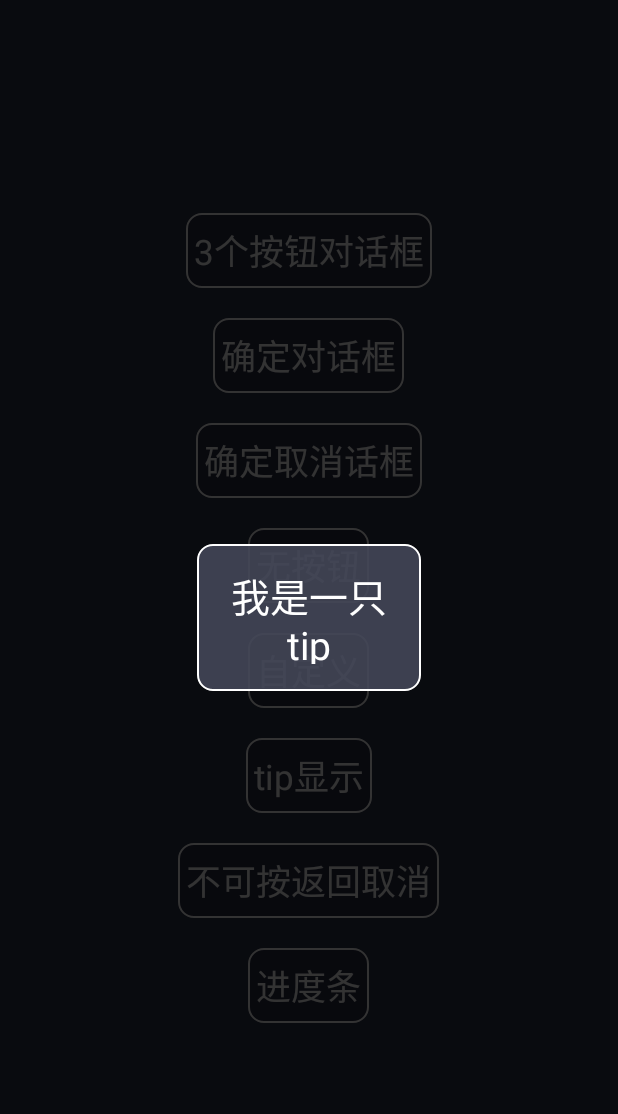
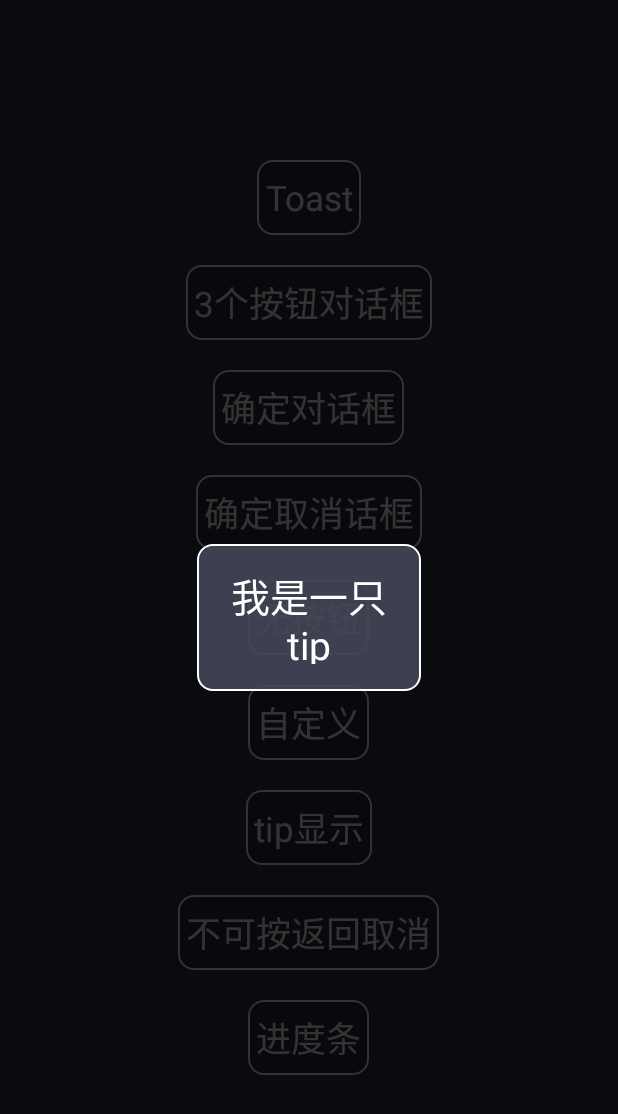
Before and after one commit to sundahao/custom-tv, an Android app: the screen it shows after launch (MainActivity), after a tap on "tip显示", on a phone screen of 412 x 824 dp. Shown: the top 1114 px of the screen. Run offline under Robolectric (Android 15) with nearby library versions, the phone set to English and light mode, and no system bars.

Commit message:
[IMP]修改对话框toast

```diff
--- a/lib/src/main/java/com/qgd/commons/tv/widget/TvDialog.java
+++ b/lib/src/main/java/com/qgd/commons/tv/widget/TvDialog.java
@@ -7,6 +7,7 @@ import android.graphics.Color;
 import android.graphics.drawable.Drawable;
 import android.os.Bundle;
 import android.os.CountDownTimer;
+import android.view.LayoutInflater;
 import android.view.View;
 import android.view.ViewGroup;
 import android.view.WindowManager;
@@ -78,12 +79,12 @@ public class TvDialog extends Dialog implements DialogInterface {
 
     private Context mContext;
 
-    private int mHeight=220;
-    private int mWidth=450;
+    private int mHeight = 220;
+    private int mWidth = 450;
 
-    WindowManager.LayoutParams params ;
+    WindowManager.LayoutParams params;
 
-    private  boolean isButtonFocus=true;
+    private boolean isButtonFocus = true;
 
     public TvDialog(Context context) {
         super(context);
@@ -99,15 +100,15 @@ public class TvDialog extends Dialog implements DialogInterface {
     @Override
     protected void onCreate(Bundle savedInstanceState) {
         super.onCreate(savedInstanceState);
-        params = getWindow().getAttributes();
-        params.height = ViewGroup.LayoutParams.MATCH_PARENT;
-        params.width = ViewGroup.LayoutParams.MATCH_PARENT;
-        params.width = DimensionConvert.px2dip(getContext(), mWidth );
-        params.height = DimensionConvert.px2dip(getContext(), mHeight);
-        params.dimAmount=0.8f;
-        getWindow().setAttributes((WindowManager.LayoutParams) params);
-        getWindow().addFlags(WindowManager.LayoutParams.FLAG_DIM_BEHIND);
-
+        if (params == null) {
+            params = getWindow().getAttributes();
+            params.height = ViewGroup.LayoutParams.MATCH_PARENT;
+            params.width = ViewGroup.LayoutParams.MATCH_PARENT;
+            params.width = DimensionConvert.px2dip(getContext(), mWidth);
+            params.height = DimensionConvert.px2dip(getContext(), mHeight);
+        }
+        //params.dimAmount = 0.8f;
+        //getWindow().addFlags(WindowManager.LayoutParams.FLAG_DIM_BEHIND);
 
 
     }
@@ -118,9 +119,9 @@ public class TvDialog extends Dialog implements DialogInterface {
     }
 
 
-    public void setSize(int width,int height){
-        mWidth=width;
-        mHeight=height;
+    public void setSize(int width, int height) {
+        mWidth = width;
+        mHeight = height;
     }
 
     public static TvDialog createDefaultDialog(Context context) {
@@ -133,9 +134,10 @@ public class TvDialog extends Dialog implements DialogInterface {
         return createDefaultDialog(context);
     }
 
-    public static TvDialog createDialog(Context context,String message) {
-        return createDialog(context,"提示",message);
+    public static TvDialog createDialog(Context context, String message) {
+        return createDialog(context, "提示", message);
     }
+
     public static TvDialog createDialog(Context context, String title, String message) {
         TvDialog dialog = getInstance(context);
         dialog.setCustomView(R.layout.normal_view, context);
@@ -203,7 +205,6 @@ public class TvDialog extends Dialog implements DialogInterface {
         TvDialog dialog = getInstance(context);
         dialog.hideTop();
         dialog.setCustomView(R.layout.tip_view, context);
-
         dialog.withMessage(message);
         return dialog;
     }
@@ -220,22 +221,51 @@ public class TvDialog extends Dialog implements DialogInterface {
     public static final int SHORT_DELAY = 2000; // 2 seconds
 
     public static TvDialog createToastDialog(Context context, String message) {
-        return createTipDialog(context, message, SHORT_DELAY);
+        TvDialog dialog = createToastDialog(context, message, SHORT_DELAY);
+        return dialog;
     }
 
-    public static TvDialog createToastDialog(Context context, String message, int duration) {
-        return createTipDialog(context, message, duration);
-    }
 
     public static TvDialog createToastDialog(Context context, int message) {
-        TvDialog dialog=createTipDialog(context, getString(context, message), SHORT_DELAY);
+        TvDialog dialog = createToastDialog(context, getString(context, message), SHORT_DELAY);
 
         return dialog;
     }
 
     public static TvDialog createToastDialog(Context context, int message, int duration) {
-        return createTipDialog(context, getString(context, message), duration);
+        return createToastDialog(context, getString(context, message), duration);
     }
+
+
+    public static TvDialog createToastDialog(Context context, String message, int timeOut) {
+        final TvDialog dialog = new TvDialog(context, R.style.dialog_tip);
+
+        dialog.params = dialog.getWindow().getAttributes();
+
+        dialog.hideTop();
+        dialog.setCustomView(R.layout.toast_view, context);
+        dialog.withMessage(message);
+
+        dialog.params.height = DimensionConvert.px2dip(context, 50);
+        dialog.params.width = DimensionConvert.px2dip(context, message.length() * 30);
+        dialog.getWindow().setAttributes(dialog.params);
+
+
+        CountDownTimer timer = new CountDownTimer(timeOut, 1000) {
+            @Override
+            public void onTick(long l) {
+
+            }
+
+            @Override
+            public void onFinish() {
+                dialog.dismiss();
+            }
+        };
+        dialog.setCountDownTimer(timer);
+        return dialog;
+    }
+
 
     public static TvDialog createTipDialog(Context context, String message, int timeOut) {
         final TvDialog dialog = createTipDialog(context, message);
@@ -259,8 +289,8 @@ public class TvDialog extends Dialog implements DialogInterface {
     }
 
     private void init(Context context) {
-        mContext=context;
-        mDialogView = View.inflate(context, R.layout.dialog_layout, null);
+        mContext = context;
+        mDialogView = LayoutInflater.from(context).inflate(R.layout.dialog_layout, null, false);
 
         mLinearLayoutView = (LinearLayout) mDialogView.findViewById(R.id.parentPanel);
         mRelativeLayoutView = (RelativeLayout) mDialogView.findViewById(R.id.main);
@@ -316,10 +346,11 @@ public class TvDialog extends Dialog implements DialogInterface {
         mLinearLayoutView.setBackgroundColor(Color.parseColor(defDialogColor));
     }
 
-    public void setButtonFocusable(boolean b){
-        isButtonFocus=b;
+    public void setButtonFocusable(boolean b) {
+        isButtonFocus = b;
     }
-    public boolean getButtonFocusable(){
+
+    public boolean getButtonFocusable() {
         return isButtonFocus;
     }
 
@@ -333,9 +364,10 @@ public class TvDialog extends Dialog implements DialogInterface {
         return this;
     }
 
-    public TvDialog withTitle(int title){
-        return withTitle( mContext.getString(title) );
+    public TvDialog withTitle(int title) {
+        return withTitle(mContext.getString(title));
     }
+
     public TvDialog withTitle(CharSequence title) {
         toggleView(mLinearLayoutTopView, title);
         mTitle.setText(title);
@@ -421,17 +453,18 @@ public class TvDialog extends Dialog implements DialogInterface {
         return this;
     }
 
-    public TvDialog withButton2Text(int text){
-        return withButton2Text( mContext.getString(text) );
+    public TvDialog withButton2Text(int text) {
+        return withButton2Text(mContext.getString(text));
     }
 
-    public TvDialog withButton1Text(int text){
-        return withButton1Text( mContext.getString(text) );
+    public TvDialog withButton1Text(int text) {
+        return withButton1Text(mContext.getString(text));
     }
+
     public TvDialog withButton1Text(CharSequence text) {
         mButton1.setVisibility(View.VISIBLE);
         mButton1.setText(text);
-        if(isButtonFocus)
+        if (isButtonFocus)
             mButton1.requestFocus();
 
         return this;
@@ -446,7 +479,7 @@ public class TvDialog extends Dialog implements DialogInterface {
             mButton1.setBackgroundResource(R.drawable.btn_selector_bottom);
             mMiddleLineView.setVisibility(View.GONE);
         }
-        if(mButton2.getVisibility() == View.VISIBLE&&mButton3.getVisibility()==View.VISIBLE){
+        if (mButton2.getVisibility() == View.VISIBLE && mButton3.getVisibility() == View.VISIBLE) {
             mMiddleLineView1.setVisibility(View.VISIBLE);
             mButton2.setBackgroundResource(R.drawable.btn_selector_middle);
             mButton3.setBackgroundResource(R.drawable.btn_selector_right);
@@ -472,27 +505,29 @@ public class TvDialog extends Dialog implements DialogInterface {
         mButton1.setOnClickListener(click);
         return this;
     }
-    private String getString(int id){
-        if(mContext!=null)
+
+    private String getString(int id) {
+        if (mContext != null)
             return mContext.getString(id);
         else
             return "";
     }
 
-    public TvDialog setButton1Click(int button1Name,View.OnClickListener click) {
-        return setButton1Click(getString(button1Name),click);
+    public TvDialog setButton1Click(int button1Name, View.OnClickListener click) {
+        return setButton1Click(getString(button1Name), click);
     }
 
-    public TvDialog setButton2Click(int button2Name,View.OnClickListener click) {
-        return setButton2Click(getString(button2Name),click);
+    public TvDialog setButton2Click(int button2Name, View.OnClickListener click) {
+        return setButton2Click(getString(button2Name), click);
     }
-    public TvDialog setButton1Click(String button1Name,View.OnClickListener click) {
+
+    public TvDialog setButton1Click(String button1Name, View.OnClickListener click) {
         withButton1Text(button1Name);
         setButton1Click(click);
         return this;
     }
 
-    public TvDialog setButton2Click(String button2Name,View.OnClickListener click) {
+    public TvDialog setButton2Click(String button2Name, View.OnClickListener click) {
         withButton2Text(button2Name);
         setButton2Click(click);
         return this;
@@ -502,6 +537,7 @@ public class TvDialog extends Dialog implements DialogInterface {
         mButton2.setOnClickListener(click);
         return this;
     }
+
     public TvDialog setButton3Click(View.OnClickListener click) {
         mButton3.setOnClickListener(click);
         return this;
--- a/lib/src/main/res/values/styles.xml
+++ b/lib/src/main/res/values/styles.xml
@@ -13,11 +13,25 @@
         <item name="android:windowContentOverlay">@null</item>
         <item name="android:windowIsTranslucent">true</item>
         <item name="android:backgroundDimEnabled">false</item>
-        <item name="android:backgroundDimAmount">0.4</item>
+        <item name="android:backgroundDimAmount">0.8</item>
     </style>
     <style name="dialog_untran" parent="dialog_tran">
         <item name="android:backgroundDimEnabled">true</item>
     </style>
+
+
+    <style name="dialog_tip" parent="android:style/Theme.Dialog">
+        <item name="android:windowFrame">@null</item>
+        <item name="android:windowNoTitle">true</item>
+        <item name="android:windowBackground">@android:color/transparent</item>
+        <item name="android:windowIsFloating">true</item>
+        <item name="android:windowContentOverlay">@null</item>
+        <item name="android:windowIsTranslucent">true</item>
+        <item name="android:backgroundDimEnabled">false</item>
+        <item name="android:backgroundDimAmount">0.0</item>
+        <item name="android:windowFullscreen">false</item>
+    </style>
+
     <style name="dialog_btn">
         <item name="android:layout_width">0dp</item>
         <item name="android:layout_height">50dp</item>
--- a/sample/src/main/res/layout/activity_main.xml
+++ b/sample/src/main/res/layout/activity_main.xml
@@ -11,6 +11,25 @@
         android:gravity="center"
         android:orientation="vertical"
 >
+
+
+
+    <view
+            android:padding="5dp"
+
+            android:id="@+id/dialogToast"
+
+            android:onClick="showToastDialog"
+            class="com.qgd.commons.tv.widget.TvTextView"
+            android:layout_width="wrap_content"
+            android:layout_height="50dp"
+            android:layout_margin="10dp"
+            android:background="@drawable/default_button"
+            android:gravity="center"
+            android:text="Toast"
+            android:textSize="23sp"
+            android:textColor="@color/white"/>
+
     <view
             android:padding="5dp"
 
```
Also changed, not shown: lib/src/main/res/layout/toast_view.xml (added, +16 -0 lines), sample/src/main/java/test/qgd/com/test/MainActivity.java (+4 -0 lines).
